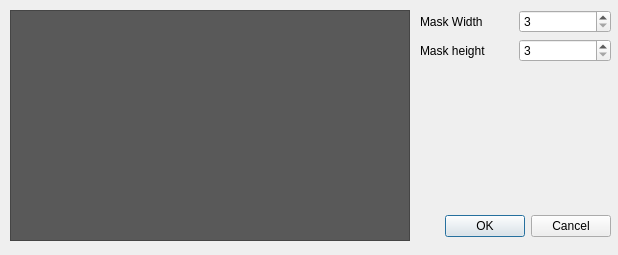
The window that simpleProcessing/tool/dialogcustomfilter.ui (KKyang/Image-Processing) describes before a commit, drawn with Qt 5.
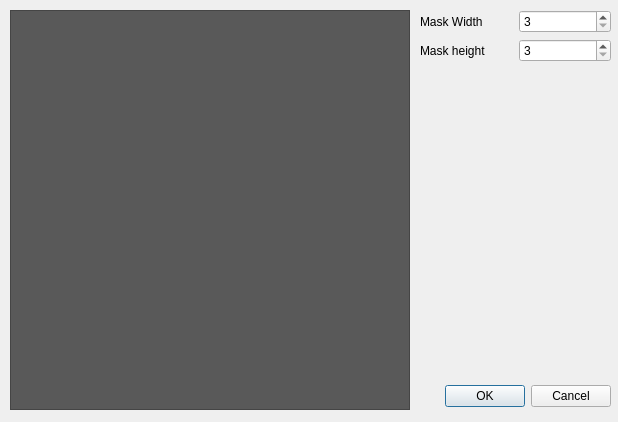
The same window after the commit. Icons and pictures are not drawn.

```diff
--- a/simpleProcessing/tool/dialogcustomfilter.ui
+++ b/simpleProcessing/tool/dialogcustomfilter.ui
@@ -7,7 +7,7 @@
     <x>0</x>
     <y>0</y>
     <width>618</width>
-    <height>255</height>
+    <height>422</height>
    </rect>
   </property>
   <property name="windowTitle">
@@ -21,7 +21,7 @@
    <property name="geometry">
     <rect>
      <x>430</x>
-     <y>210</y>
+     <y>380</y>
      <width>181</width>
      <height>32</height>
     </rect>
@@ -39,7 +39,7 @@
      <x>10</x>
      <y>10</y>
      <width>400</width>
-     <height>231</height>
+     <height>400</height>
     </rect>
    </property>
    <property name="styleSheet">
```
Left out of the diff: 4 changed lines with no effect on the pictures.
